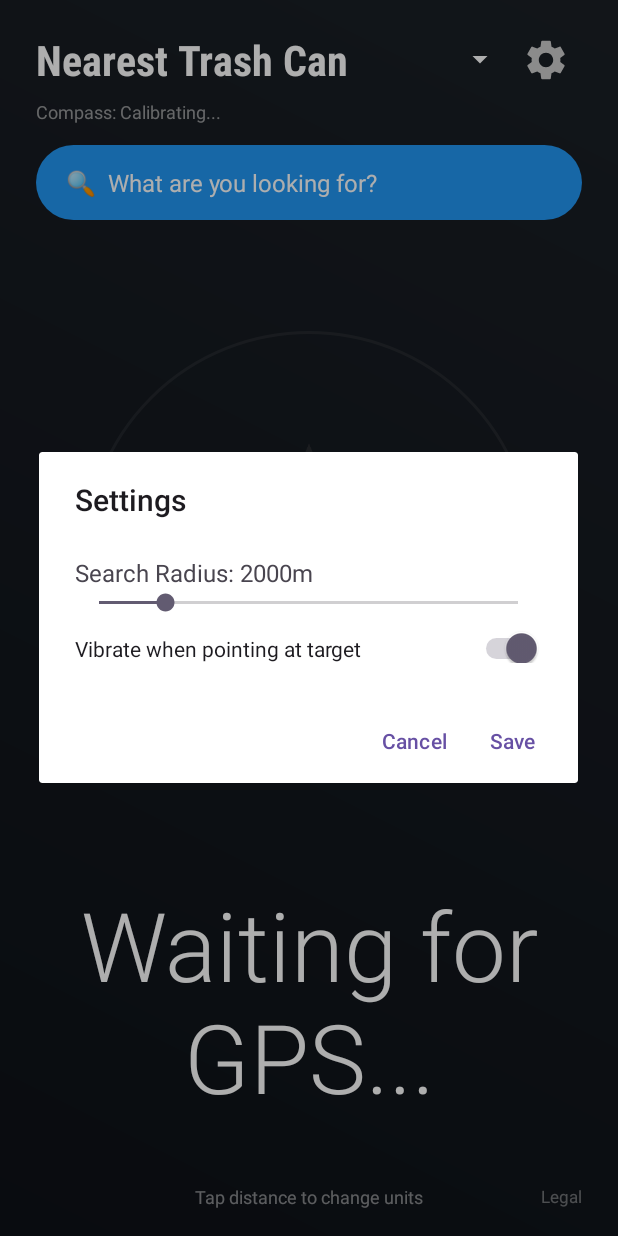
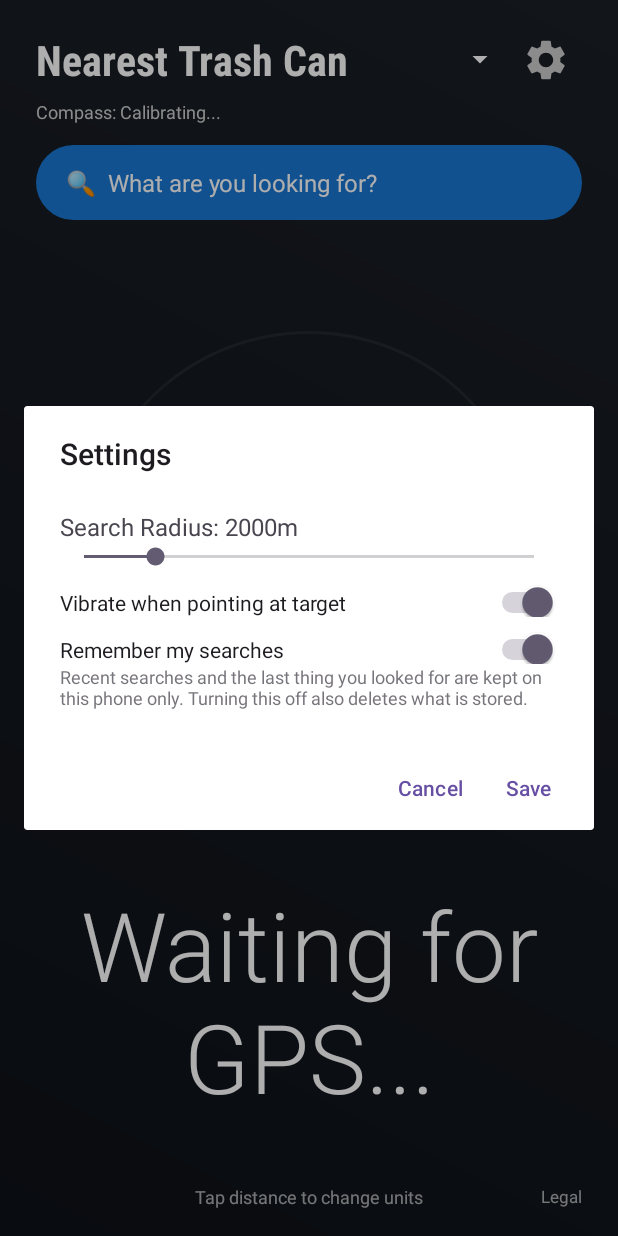
Before and after one commit to Unpiloted0852/TrashCompass, an Android app: the screen it shows after launch (MainActivity), after a tap on "Settings", on a phone screen of 412 x 824 dp. Run offline under Robolectric (Android 15) with nearby library versions, the phone set to English and light mode, and no system bars; network calls fail; pictures from the network do not load.

Commit message:
v3.7
Contrast fixes (WCAG AA on the app's own screens, dialogs checked in light
and dark mode), a way to clear recent searches, and a Settings switch to
stop remembering searches.

Co-Authored-By: Claude Opus 5.5 <noreply@anthropic.com>

```diff
--- a/app/build.gradle.kts
+++ b/app/build.gradle.kts
@@ -22,8 +22,8 @@ android {
         applicationId = "com.example.trashcompass"
         minSdk = 24
         targetSdk = 36
-        versionCode = 9
-        versionName = "3.6"
+        versionCode = 10
+        versionName = "3.7"
 
         testInstrumentationRunner = "androidx.test.runner.AndroidJUnitRunner"
     }
--- a/app/src/main/java/com/example/trashcompass/MainActivity.kt
+++ b/app/src/main/java/com/example/trashcompass/MainActivity.kt
@@ -44,6 +44,7 @@ import androidx.core.view.ViewCompat
 import androidx.core.view.WindowInsetsCompat
 import androidx.lifecycle.lifecycleScope
 import com.google.android.gms.location.FusedLocationProviderClient
+import com.google.android.material.color.MaterialColors
 import com.google.android.gms.location.LocationCallback
 import com.google.android.gms.location.LocationRequest
 import com.google.android.gms.location.LocationResult
@@ -89,6 +90,7 @@ class MainActivity : AppCompatActivity(), SensorEventListener {
     private var searchRadiusMeters = 2000
     private var useMetric = true
     private var hapticsEnabled = true
+    private var keepHistory = true // recent searches + the target restored at launch
 
     // Sensors & location
     private lateinit var fusedLocationClient: FusedLocationProviderClient
@@ -178,8 +180,9 @@ class MainActivity : AppCompatActivity(), SensorEventListener {
         searchRadiusMeters = prefs.getInt("search_radius", 2000)
         useMetric = prefs.getBoolean("use_metric", true)
         hapticsEnabled = prefs.getBoolean("haptics", true)
+        keepHistory = prefs.getBoolean("keep_history", true)
         activeRadiusMeters = searchRadiusMeters
-        val savedTarget = prefs.getString("last_target", null)
+        val savedTarget = if (keepHistory) prefs.getString("last_target", null) else null
         if (!savedTarget.isNullOrBlank()) {
             currentAmenityName = savedTarget
             currentLabel = prefs.getString("last_label", null)
@@ -282,7 +285,8 @@ class MainActivity : AppCompatActivity(), SensorEventListener {
             findViewById(R.id.tvSearchClose),
             object : SearchPanel.Host {
                 override fun pick(target: String, label: String?) = setNewSearchTarget(target, label)
-                override fun recentSearches() = loadRecent()
+                override fun recentSearches() = if (keepHistory) loadRecent() else emptyList()
+                override fun clearRecentSearches() = clearHistory()
                 override fun quickPicks() = quickPicks
                 override fun currentLocation() = currentLocation
                 override fun formatDistance(meters: Float) = this@MainActivity.formatDistance(meters)
@@ -555,11 +559,13 @@ class MainActivity : AppCompatActivity(), SensorEventListener {
         // Re-running the same target (retry, changed radius) keeps its label.
         currentLabel = label ?: if (targetName == currentAmenityName) currentLabel else null
         currentAmenityName = targetName
-        prefs.edit()
-            .putString("last_target", targetName)
-            .putString("last_label", currentLabel)
-            .apply()
-        rememberRecent(targetName, displayNameFor(targetName))
+        if (keepHistory) {
+            prefs.edit()
+                .putString("last_target", targetName)
+                .putString("last_label", currentLabel)
+                .apply()
+            rememberRecent(targetName, displayNameFor(targetName))
+        }
         activeRadiusMeters = searchRadiusMeters
         tvTitle.text = "Nearest ${displayNameFor(currentAmenityName)}"
         foundAmenities = emptyList()
@@ -609,6 +615,11 @@ class MainActivity : AppCompatActivity(), SensorEventListener {
         prefs.edit().putString("recent", arr.toString()).apply()
     }
 
+    /** Forgets every search the app has stored: the recent list and the target restored at launch. */
+    private fun clearHistory() {
+        prefs.edit().remove("recent").remove("last_target").remove("last_label").apply()
+    }
+
     // ------------------------------------------------------------------
     // Dialogs
     // ------------------------------------------------------------------
@@ -639,7 +650,10 @@ class MainActivity : AppCompatActivity(), SensorEventListener {
 
         val lblWarning = TextView(this)
         lblWarning.text = "⚠️ Large radius may be slower."
-        lblWarning.setTextColor(Color.RED)
+        // The theme's error colour stays readable on both the light and the dark dialog.
+        lblWarning.setTextColor(
+            MaterialColors.getColor(this, com.google.android.material.R.attr.colorError, Color.RED)
+        )
         lblWarning.textSize = 12f
         lblWarning.setPadding(0, 10, 0, 10)
         lblWarning.visibility = if (searchRadiusMeters > 3000) View.VISIBLE else View.GONE
@@ -666,14 +680,30 @@ class MainActivity : AppCompatActivity(), SensorEventListener {
         hapticsSwitch.setPadding(0, padding / 2, 0, 0)
         layout.addView(hapticsSwitch)
 
+        val historySwitch = Switch(this)
+        historySwitch.text = "Remember my searches"
+        historySwitch.isChecked = keepHistory
+        historySwitch.setPadding(0, padding / 2, 0, 0)
+        layout.addView(historySwitch)
+
+        val lblHistory = TextView(this)
+        lblHistory.text = "Recent searches and the last thing you looked for are kept on this " +
+                "phone only. Turning this off also deletes what is stored."
+        lblHistory.textSize = 12f
+        lblHistory.alpha = 0.75f
+        layout.addView(lblHistory)
+
         builder.setView(layout)
         builder.setPositiveButton("Save") { _, _ ->
             searchRadiusMeters = 500 + seekBar.progress * 100
             hapticsEnabled = hapticsSwitch.isChecked
+            keepHistory = historySwitch.isChecked
             prefs.edit()
                 .putInt("search_radius", searchRadiusMeters)
                 .putBoolean("haptics", hapticsEnabled)
+                .putBoolean("keep_history", keepHistory)
                 .apply()
+            if (!keepHistory) clearHistory()
             if (currentLocation != null) setNewSearchTarget(currentAmenityName)
         }
         builder.setNegativeButton("Cancel", null)
--- a/app/src/main/java/com/example/trashcompass/SearchPanel.kt
+++ b/app/src/main/java/com/example/trashcompass/SearchPanel.kt
@@ -48,8 +48,9 @@ class SearchPanel(
     interface Host {
         /** Start hunting for [target]; [label] is its plain name if we know one. */
         fun pick(target: String, label: String?)
-        /** Most recent first: target to label. */
+        /** Most recent first: target to label. Empty when history is switched off. */
         fun recentSearches(): List<Pair<String, String>>
+        fun clearRecentSearches()
         fun quickPicks(): List<String>
         fun currentLocation(): Location?
         fun formatDistance(meters: Float): String
@@ -191,6 +192,10 @@ class SearchPanel(
         if (recent.isNotEmpty()) {
             out.add(Row.Header("Recent"))
             for ((target, label) in recent) out.add(Row.Item(label, "") { pick(target, label) })
+            out.add(Row.Item("✕  Clear recent searches", "") {
+                host.clearRecentSearches()
+                showHome()
+            })
         }
         out.add(Row.Header("Popular"))
         for (name in host.quickPicks()) out.add(Row.Item(name, "") { pick(name, null) })
--- a/app/src/main/res/drawable/bg_map_button.xml
+++ b/app/src/main/res/drawable/bg_map_button.xml
@@ -2,6 +2,6 @@
 <shape xmlns:android="http://schemas.android.com/apk/res/android"
     android:shape="rectangle">
     <corners android:radius="50dp" />
-    <!-- High visibility Blue -->
-    <solid android:color="#2196F3" />
+    <!-- Blue dark enough for white text to pass WCAG AA (4.6:1; #2196F3 was 3.1:1) -->
+    <solid android:color="#1976D2" />
 </shape>
--- a/app/src/main/res/layout/activity_main.xml
+++ b/app/src/main/res/layout/activity_main.xml
@@ -85,7 +85,6 @@
                 android:layout_width="wrap_content"
                 android:layout_height="wrap_content"
                 android:layout_marginTop="2dp"
-                android:alpha="0.7"
                 android:text="Compass: Calibrating..."
                 android:textColor="#CCCCCC"
                 android:textSize="12sp" />
@@ -249,7 +248,7 @@
                     android:layout_width="wrap_content"
                     android:layout_height="wrap_content"
                     android:layout_gravity="center"
-                    android:alpha="0.5"
+                    android:alpha="0.65"
                     android:paddingVertical="6dp"
                     android:text="Tap distance to change units"
                     android:textColor="#FFFFFF"
@@ -260,7 +259,7 @@
                     android:layout_width="wrap_content"
                     android:layout_height="wrap_content"
                     android:layout_gravity="end|center_vertical"
-                    android:alpha="0.4"
+                    android:alpha="0.65"
                     android:paddingVertical="6dp"
                     android:paddingStart="12dp"
                     android:text="Legal"
```
Also changed, not shown: 1 other file.
